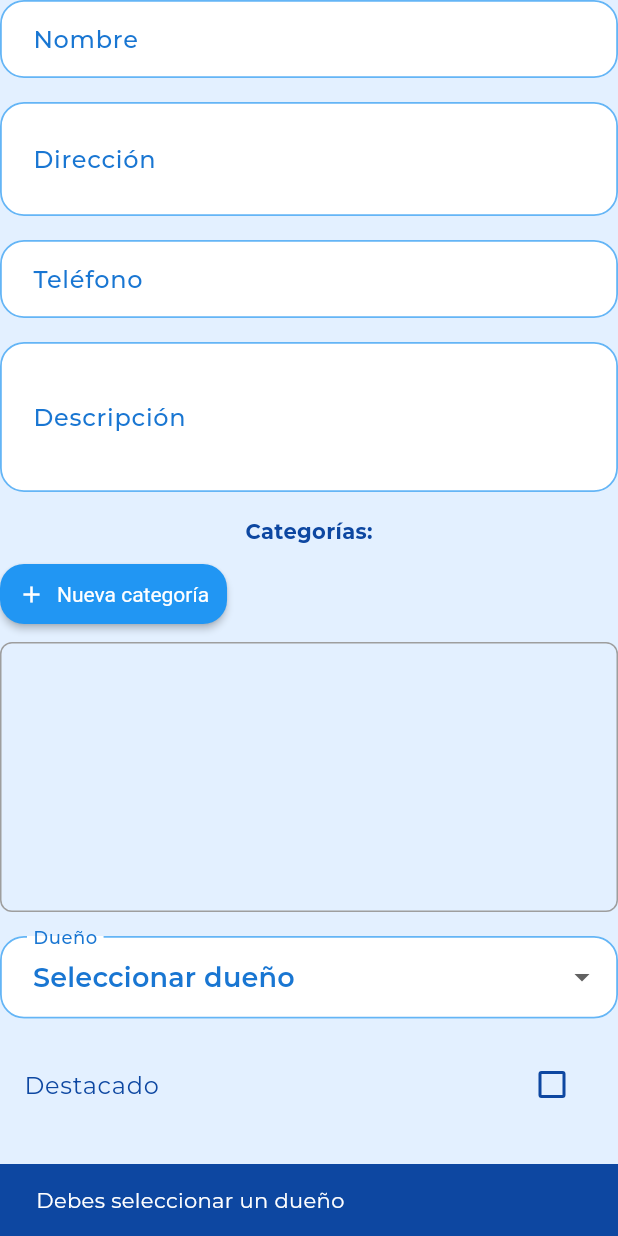
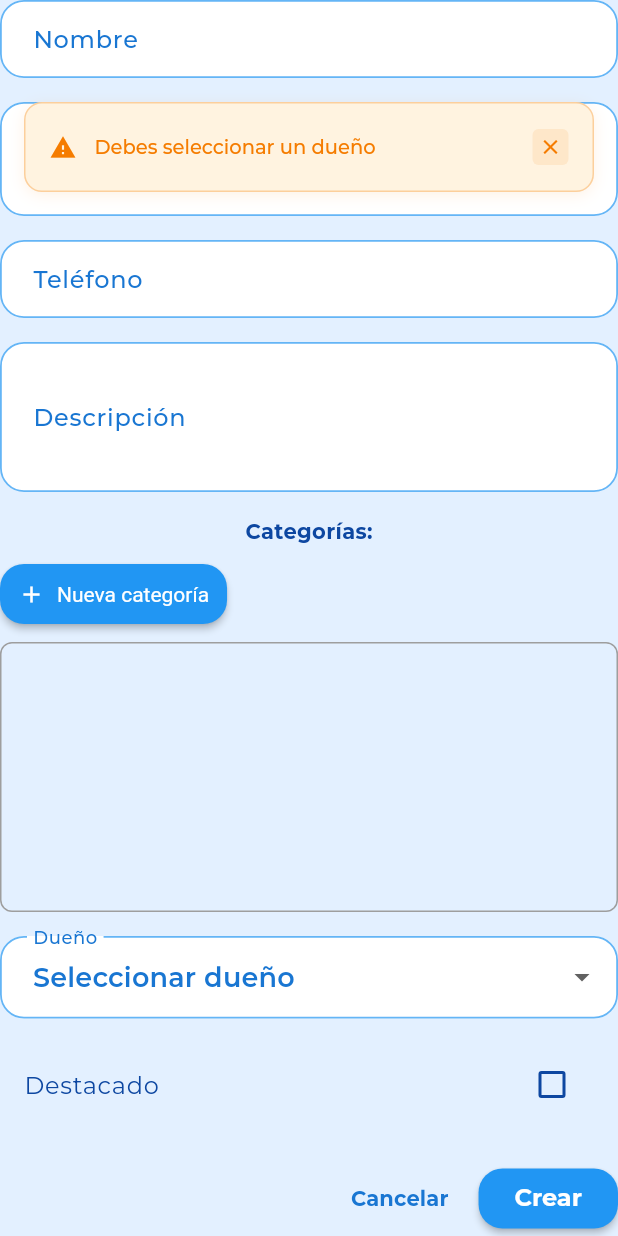
Before and after one commit to JbAntrax57/proyecto-movil, a Flutter app: the NegocioForm widget shown alone on an empty page, opened directly with empty values, after a tap on "Crear", on a phone screen of 412 x 824 dp. Run offline on Flutter 3.47's test engine with Material 3 defaults, Android fonts, the phone set to English and light mode, and no system bars; our stand-ins replace carousel_slider, fl_chart, flutter_dotenv, flutter_local_notifications, geocoding, geolocator and 7 more; accounts and stored records are empty.

Commit message:
Ahora la creacion y edicion de dueños del negocio funcionan correctamente

```diff
--- a/lib/presentation/admin/providers/admin_negocios_provider.dart
+++ b/lib/presentation/admin/providers/admin_negocios_provider.dart
@@ -550,15 +550,29 @@ class _NegocioFormState extends State<NegocioForm> {
   }
 
      Future<void> guardarNegocio() async {
+     print('🔄 Guardando negocio...');
+     print('📊 Dueño seleccionado: $usuarioidSeleccionado');
+     print('📊 Categorías seleccionadas: $categoriasSeleccionadas');
+
      if (usuarioidSeleccionado == null) {
-      ScaffoldMessenger.of(context).showSnackBar(
-        const SnackBar(content: Text('Debes seleccionar un dueño')),
+       showTopInfoMessage(
+         context,
+         'Debes seleccionar un dueño',
+         icon: Icons.warning,
+         backgroundColor: Colors.orange[50],
+         textColor: Colors.orange[700],
+         iconColor: Colors.orange[700],
        );
        return;
      }
      if (categoriasSeleccionadas.isEmpty) {
-      ScaffoldMessenger.of(context).showSnackBar(
-        const SnackBar(content: Text('Debes seleccionar al menos una categoría')),
+       showTopInfoMessage(
+         context,
+         'Debes seleccionar al menos una categoría',
+         icon: Icons.warning,
+         backgroundColor: Colors.orange[50],
+         textColor: Colors.orange[700],
+         iconColor: Colors.orange[700],
        );
        return;
      }
@@ -580,6 +594,24 @@ class _NegocioFormState extends State<NegocioForm> {
 
          final negocioId = insertNegocio[0]['id'];
 
+         // Actualizar el restaurante_id del usuario dueño
+         if (usuarioidSeleccionado != null) {
+           print('🔄 Actualizando restaurante_id del usuario: $usuarioidSeleccionado');
+
+           // Primero limpiar cualquier restaurante_id anterior de este usuario
+           await Supabase.instance.client
+               .from('usuarios')
+               .update({'restaurante_id': null})
+               .eq('id', usuarioidSeleccionado!);
+
+           // Luego asignar el nuevo restaurante_id
+           await Supabase.instance.client
+               .from('usuarios')
+               .update({'restaurante_id': negocioId})
+               .eq('id', usuarioidSeleccionado!);
+           print('✅ Usuario actualizado con restaurante_id: $negocioId');
+         }
+
          // Insertar categorías
          for (final catId in categoriasSeleccionadas) {
            await Supabase.instance.client
@@ -591,11 +623,13 @@ class _NegocioFormState extends State<NegocioForm> {
          }
 
          if (context.mounted) {
-          ScaffoldMessenger.of(context).showSnackBar(
-            const SnackBar(
-              content: Text('Negocio creado correctamente'),
-              backgroundColor: Colors.green,
-            ),
+           showTopInfoMessage(
+             context,
+             'Negocio creado correctamente',
+             icon: Icons.check_circle,
+             backgroundColor: Colors.green[50],
+             textColor: Colors.green[700],
+             iconColor: Colors.green[700],
            );
 
            await Future.delayed(const Duration(milliseconds: 500));
@@ -605,6 +639,12 @@ class _NegocioFormState extends State<NegocioForm> {
 
        } else {
          // Editar
+         print('🔄 Actualizando negocio con ID: ${widget.negocio!['id']}');
+         print('📊 Nuevo dueño asignado: $usuarioidSeleccionado');
+
+                   // Obtener el dueño anterior para limpiar su restaurante_id
+          final duenioAnterior = widget.negocio!['usuarioid']?.toString();
+
          await Supabase.instance.client
              .from('negocios')
              .update({
@@ -613,8 +653,39 @@ class _NegocioFormState extends State<NegocioForm> {
                'telefono': telefonoController.text,
                'descripcion': descripcionController.text,
                'destacado': destacado,
+               'usuarioid': usuarioidSeleccionado,
              })
              .eq('id', widget.negocio!['id']);
+
+         print('✅ Negocio actualizado correctamente');
+
+                   // Limpiar restaurante_id del dueño anterior si existe
+          if (duenioAnterior != null && duenioAnterior != usuarioidSeleccionado) {
+            print('🔄 Limpiando restaurante_id del dueño anterior: $duenioAnterior');
+            await Supabase.instance.client
+                .from('usuarios')
+                .update({'restaurante_id': null})
+                .eq('id', duenioAnterior);
+            print('✅ Dueño anterior limpiado');
+          }
+
+         // Actualizar el restaurante_id del nuevo usuario dueño
+         if (usuarioidSeleccionado != null) {
+           print('🔄 Actualizando restaurante_id del nuevo usuario: $usuarioidSeleccionado');
+
+           // Primero limpiar cualquier restaurante_id anterior de este usuario
+           await Supabase.instance.client
+               .from('usuarios')
+               .update({'restaurante_id': null})
+               .eq('id', usuarioidSeleccionado!);
+
+           // Luego asignar el nuevo restaurante_id
+           await Supabase.instance.client
+               .from('usuarios')
+               .update({'restaurante_id': widget.negocio!['id']})
+               .eq('id', usuarioidSeleccionado!);
+           print('✅ Nuevo usuario actualizado con restaurante_id');
+         }
 
          // Eliminar categorías anteriores
          await Supabase.instance.client
@@ -633,11 +704,13 @@ class _NegocioFormState extends State<NegocioForm> {
          }
 
          if (context.mounted) {
-          ScaffoldMessenger.of(context).showSnackBar(
-            const SnackBar(
-              content: Text('Negocio actualizado correctamente'),
-              backgroundColor: Colors.green,
-            ),
+           showTopInfoMessage(
+             context,
+             'Negocio actualizado correctamente',
+             icon: Icons.check_circle,
+             backgroundColor: Colors.green[50],
+             textColor: Colors.green[700],
+             iconColor: Colors.green[700],
            );
 
            await Future.delayed(const Duration(milliseconds: 500));
@@ -647,13 +720,15 @@ class _NegocioFormState extends State<NegocioForm> {
        }
 
      } catch (e) {
+       print('⚠️ Error al guardar negocio: $e');
        if (context.mounted) {
-        ScaffoldMessenger.of(context).showSnackBar(
-          SnackBar(
-            content: Text('Error al guardar negocio: $e'),
-            backgroundColor: Colors.red,
-            duration: const Duration(seconds: 5),
-          ),
+         showTopInfoMessage(
+           context,
+           'Error al guardar negocio: $e',
+           icon: Icons.error,
+           backgroundColor: Colors.red[50],
+           textColor: Colors.red[700],
+           iconColor: Colors.red[700],
          );
        }
      }
--- a/lib/presentation/cliente/screens/negocios_screen.dart
+++ b/lib/presentation/cliente/screens/negocios_screen.dart
@@ -482,17 +482,13 @@ class _NegociosScreenState extends State<NegociosScreen> {
                                                 Colors.grey[50]!,
                                               ],
                                             ),
-                                                 borderRadius:
-                                                     const BorderRadius.only(
-                                                       bottomLeft:
-                                                           Radius.circular(20),
-                                                       bottomRight:
-                                                           Radius.circular(20),
+                                            borderRadius: const BorderRadius.only(
+                                              bottomLeft: Radius.circular(20),
+                                              bottomRight: Radius.circular(20),
                                             ),
                                             boxShadow: [
                                               BoxShadow(
-                                                     color: Colors.black
-                                                         .withOpacity(0.08),
+                                                color: Colors.black.withOpacity(0.08),
                                                 blurRadius: 15,
                                                 offset: const Offset(0, 6),
                                               ),
@@ -506,9 +502,8 @@ class _NegociosScreenState extends State<NegociosScreen> {
                                           child: TweenAnimationBuilder<double>(
                                             tween: Tween(begin: 0, end: 1),
                                             duration: const Duration(milliseconds: 600),
-                                                 builder: (context, value, child) =>
-                                                     Opacity(
-                                                       opacity: value,
+                                            builder: (context, value, child) => Opacity(
+                                              opacity: value.clamp(0.0, 1.0),
                                               child: Transform.translate(
                                                 offset: Offset(
                                                   0,
```
Lines whose indentation alone changed are shown as unchanged.
